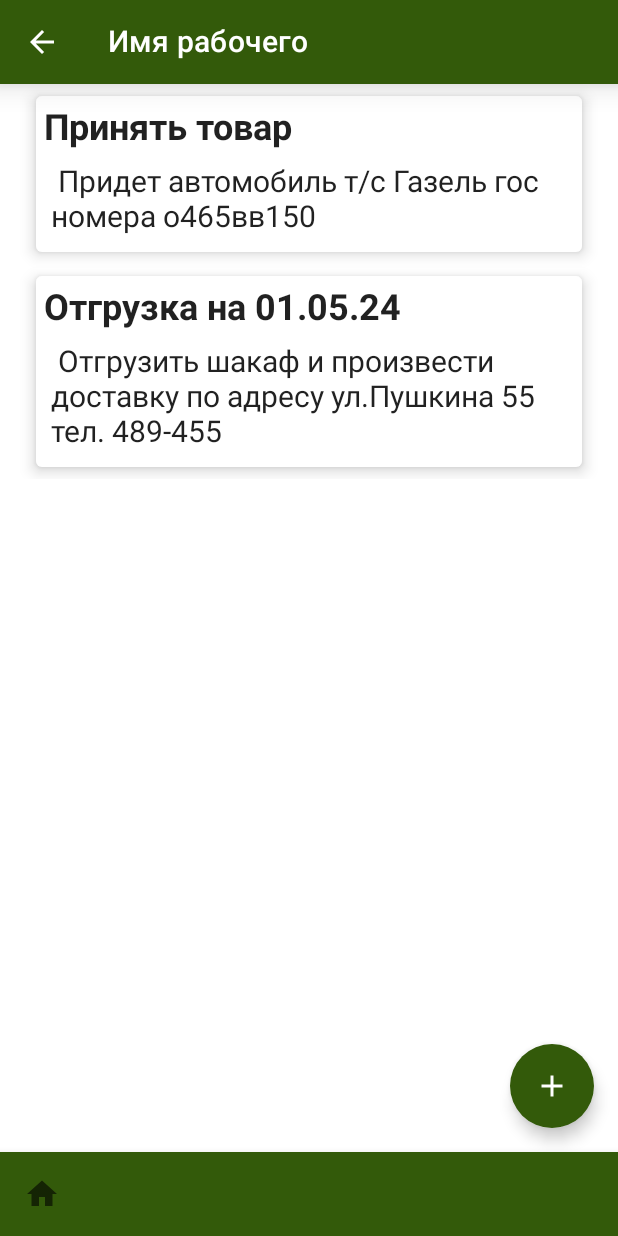
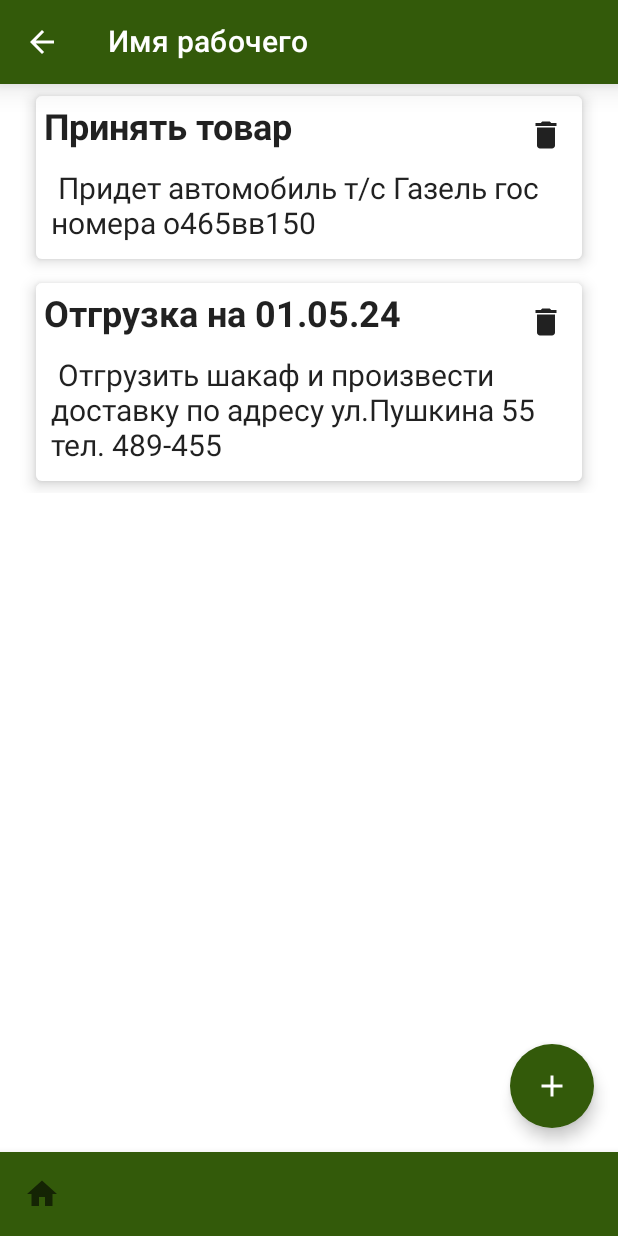
Before and after one commit to IVANZHEGALIN/CedarShop1, an Android app built with Jetpack Compose: the ControlWorkerTaskScreen screen opened through its navigation route, on a phone screen of 412 x 824 dp. Run offline under Robolectric (Android 15) with nearby library versions, the phone set to English and light mode, and no system bars.

Commit message:
Make ControlWorkerTaskScreen

```diff
--- a/app/src/main/java/com/example/cedarshop/presentation/taskWorkerAdmin/ControlWorkerTaskScreen.kt
+++ b/app/src/main/java/com/example/cedarshop/presentation/taskWorkerAdmin/ControlWorkerTaskScreen.kt
@@ -37,12 +37,6 @@ fun ControlWorkerTaskScreen(
         topBar = {
             TopAppBar(
                 title = {
-//                    Row(
-//                        Modifier
-//                            .fillMaxSize()
-//                            .padding(top = 15.dp),
-//                        horizontalArrangement = Arrangement.Center
-//                    )
                     Text(
                         text = "Имя рабочего", // имя рабочего нужно как то взять с карточки рабочего ListWorker (AdminScreen)
                     )
@@ -90,9 +84,7 @@ fun ControlWorkerTaskScreen(
                 )
             }
         }
-//        Column {
-//            StatusTaskItem(titleTask =  "", task = "", navController = navController)
-//        }
+
     }
 }
 
@@ -121,19 +113,13 @@ fun StatusTaskItem(taskList: Card, navController: NavHostController) {
                     .padding(vertical = 2.dp),
                 horizontalAlignment = Alignment.Start
             ) {
+                Row() {
                     Text(
                         text = taskList.titleTask,
                         fontSize = 24.sp,
                         fontWeight = FontWeight.Bold,
                         modifier = Modifier.padding(start = 5.dp, top = 5.dp, bottom = 10.dp)
                     )
-                Text(
-                    text = taskList.task,
-                    fontSize = 20.sp,
-                    modifier = Modifier.padding(start = 10.dp, bottom = 10.dp)
-                )
-
-            }
                     Spacer(modifier = Modifier.weight(1f, true))
                     IconButton(onClick = { }) {
                         Icon(
@@ -142,5 +128,15 @@ fun StatusTaskItem(taskList: Card, navController: NavHostController) {
                         )
                     }
                 }
+                Text(
+                    text = taskList.task,
+                    fontSize = 20.sp,
+                    modifier = Modifier.padding(
+                        start = 10.dp, bottom = 10.dp, end = 5
+                            .dp
+                    )
+                )
             }
         }
+    }
+}
--- a/app/src/main/java/com/example/cedarshop/presentation/taskWorkerAdmin/ControlWorkerTaskState.kt
+++ b/app/src/main/java/com/example/cedarshop/presentation/taskWorkerAdmin/ControlWorkerTaskState.kt
@@ -10,11 +10,4 @@ data class ControlWorkerTaskState(
 class Card (
     val titleTask: String = "",
     val task: String = ""
-) {
-    fun delite(
-
-    ) {
-
-    }
-
-}
+)
```
Lines whose indentation alone changed are shown as unchanged.
